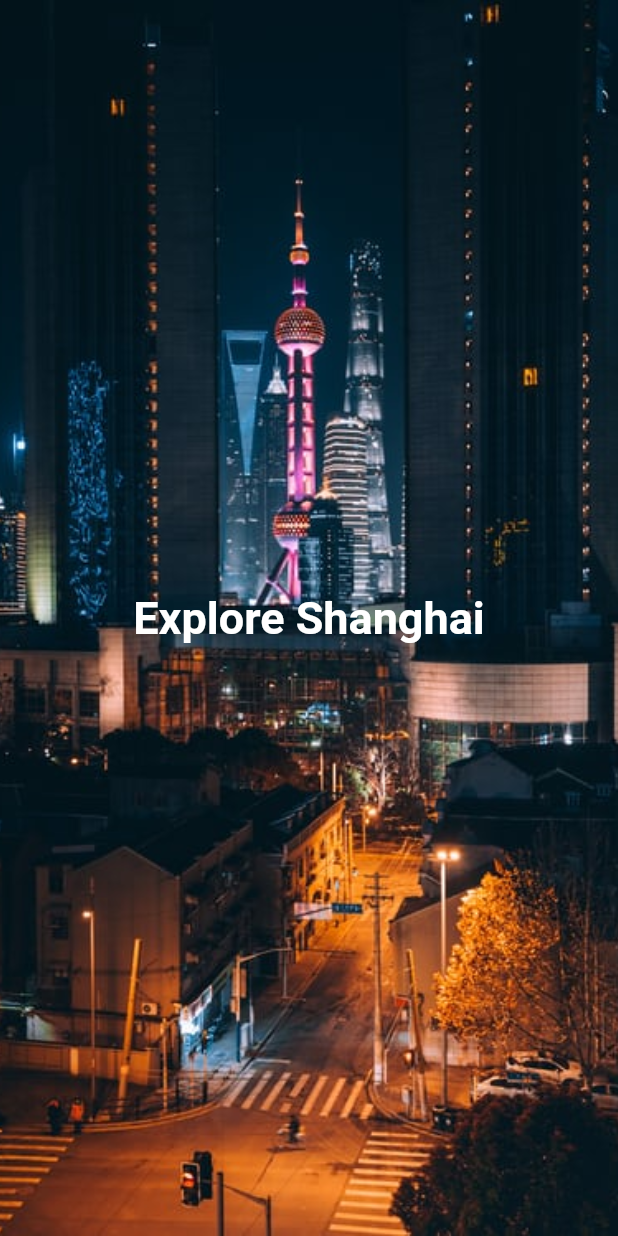
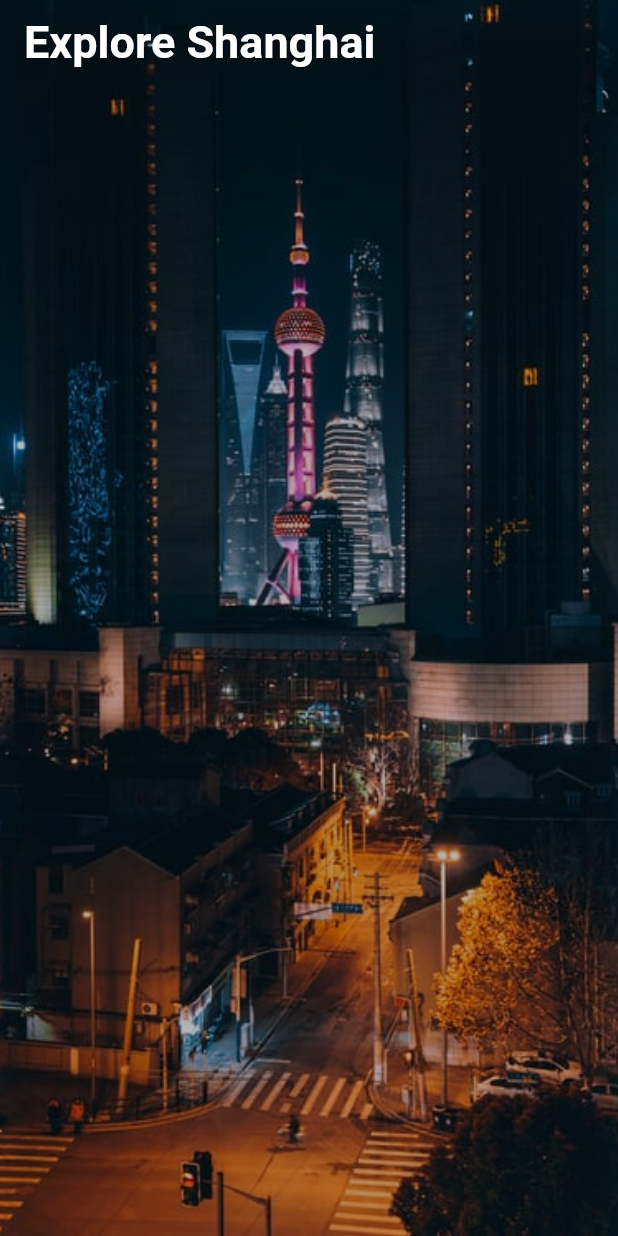
Before and after one commit to stephanxiayu/Entdecke-China, a Flutter app: the MainImageWidget widget shown alone on an empty page, opened directly, on a phone screen of 412 x 824 dp. Run offline on Flutter 3.47's test engine with Material 2 defaults, Android fonts, the phone set to English and light mode, and no system bars; our stand-ins replace simple_animations, sliding_up_panel, youtube_player_flutter.

```diff
--- a/lib/homescreen.dart
+++ b/lib/homescreen.dart
@@ -383,8 +383,7 @@ class _HomeScreenState extends State<HomeScreen> {
                     ),
                   ),
                   SizedBox(height: 30),])]),
-                  Stack(children: [
-                  ]),
+
         ]),
       ),
     );
--- a/lib/sliding/main_image_widget.dart
+++ b/lib/sliding/main_image_widget.dart
@@ -9,8 +9,7 @@ class MainImageWidget extends StatelessWidget {
             fit: BoxFit.cover,
           ),
         ),
-        child: Center(
-          child: Text(
+        child: Positioned(child: AppBar(title: Text(
             'Explore Shanghai',
             style: TextStyle(
               fontSize: 30,
@@ -18,6 +17,10 @@ class MainImageWidget extends StatelessWidget {
               color: Colors.white,
             ),
           ),
-        ),
-      );
+      backgroundColor: Colors.transparent,
+      elevation: 8,
+      )),
+
+        );
+
 }
--- a/lib/sliding/tab_widget.dart
+++ b/lib/sliding/tab_widget.dart
@@ -35,6 +35,7 @@ class _TabWidgetState extends State<TabWidget> {
 3. "Always remember that you are absolutely unique. Just like everyone else." -Margaret Mead
 4. "Don't judge each day by the harvest you reap but by the seeds that you plant." -Robert Louis Stevenson
 5. "The future belongs to those who believe in the beauty of their dreams." -Eleanor Roosevelt'''),
+TextButton(onPressed: (){}, child: Text("Video"))
         ]
       );
 }
--- a/pubspec.yaml
+++ b/pubspec.yaml
@@ -125,6 +125,8 @@ flutter:
     - lib/assets/d9.png
     - lib/assets/d10.png
     - lib/assets/a5.png
+    - lib/assets/a6.png
+    - lib/assets/d9.jpg
 
 
 
```
Also changed, not shown: lib/homepage.dart (+12 -3 lines), lib/sliding/home_page.dart (+2 -9 lines), lib/assets/a6.png (added), lib/assets/d9.jpg (added).
